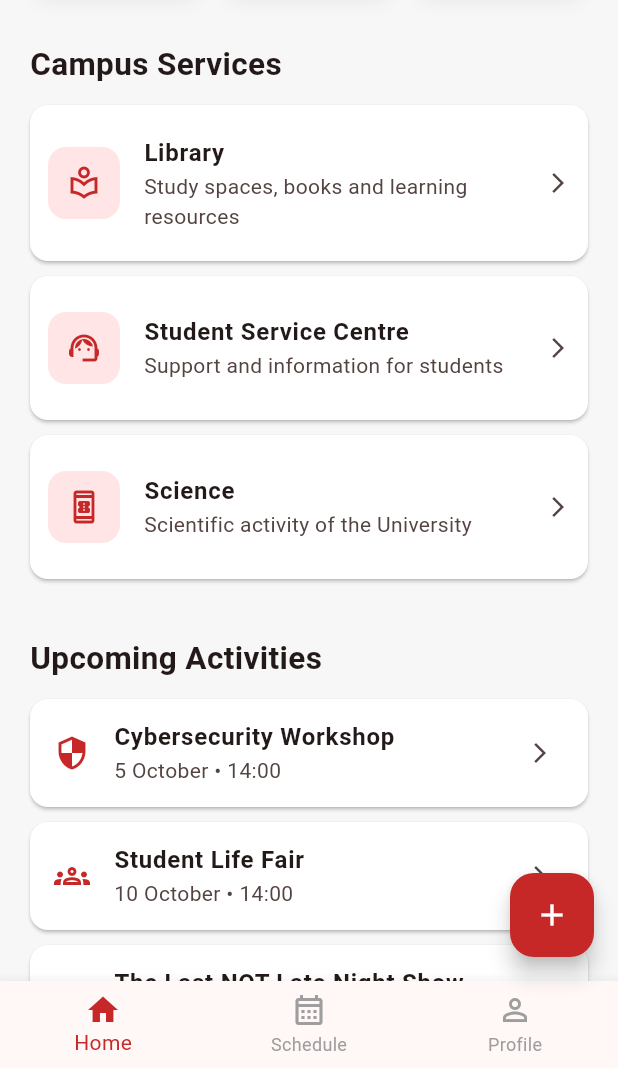
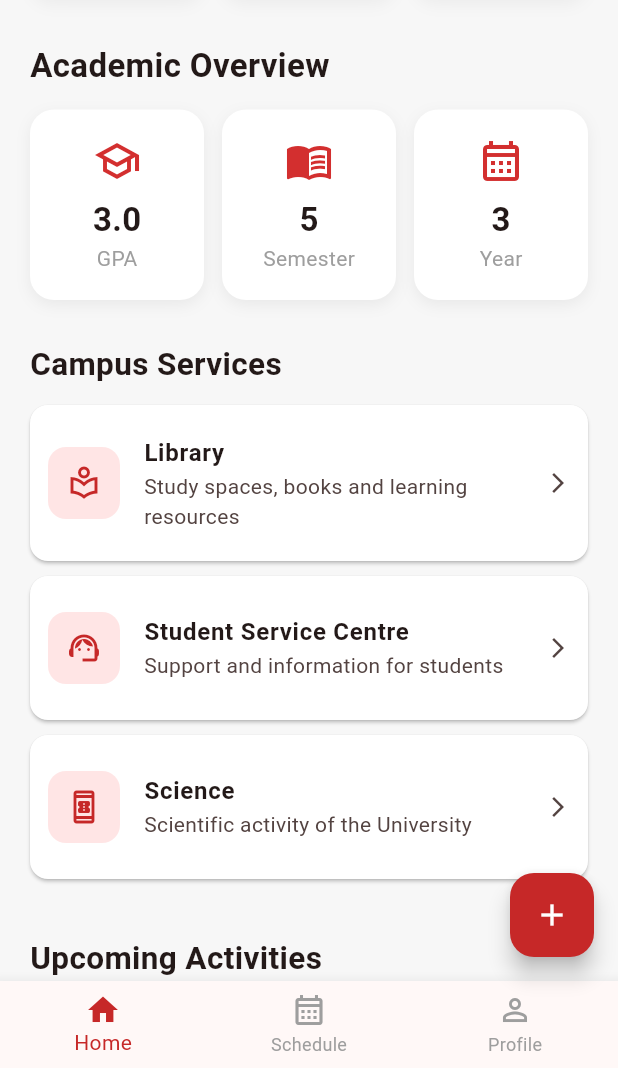
Before and after one commit to zclqxe/iitu-campus-app, a Flutter app: the screen it shows after launch, scrolled down 576 dp, on a phone screen of 412 x 824 dp, the part 168-1236 px from its top. Run offline on Flutter 3.47's test engine with Material 3 defaults, Android fonts, the phone set to English and light mode, and no system bars.

Commit message:
Update campus app

```diff
--- a/lib/main.dart
+++ b/lib/main.dart
@@ -473,6 +473,140 @@ class _CampusHomePageState extends State<CampusHomePage> {
           const SizedBox(height: 28),
 
           // CAMPUS SERVICES
+          // ACADEMIC OVERVIEW
+          const Text(
+            'Academic Overview',
+            style: TextStyle(
+              fontSize: 22,
+              fontWeight: FontWeight.bold,
+            ),
+          ),
+
+          const SizedBox(height: 14),
+
+          Row(
+            children: [
+              Expanded(
+                child: Container(
+                  padding: const EdgeInsets.all(18),
+                  decoration: BoxDecoration(
+                    color: Colors.white,
+                    borderRadius: BorderRadius.circular(16),
+                    boxShadow: [
+                      BoxShadow(
+                        color: Colors.black.withValues(alpha: 0.06),
+                        blurRadius: 8,
+                        offset: const Offset(0, 3),
+                      ),
+                    ],
+                  ),
+                  child: const Column(
+                    children: [
+                      Icon(
+                        Icons.school_outlined,
+                        color: Color(0xFFD32F2F),
+                        size: 32,
+                      ),
+                      SizedBox(height: 8),
+                      Text(
+                        '3.0',
+                        style: TextStyle(
+                          fontSize: 22,
+                          fontWeight: FontWeight.bold,
+                        ),
+                      ),
+                      Text(
+                        'GPA',
+                        style: TextStyle(color: Colors.grey),
+                      ),
+                    ],
+                  ),
+                ),
+              ),
+
+              const SizedBox(width: 12),
+
+              Expanded(
+                child: Container(
+                  padding: const EdgeInsets.all(18),
+                  decoration: BoxDecoration(
+                    color: Colors.white,
+                    borderRadius: BorderRadius.circular(16),
+                    boxShadow: [
+                      BoxShadow(
+                        color: Colors.black.withValues(alpha: 0.06),
+                        blurRadius: 8,
+                        offset: const Offset(0, 3),
+                      ),
+                    ],
+                  ),
+                  child: const Column(
+                    children: [
+                      Icon(
+                        Icons.menu_book_outlined,
+                        color: Color(0xFFD32F2F),
+                        size: 32,
+                      ),
+                      SizedBox(height: 8),
+                      Text(
+                        '5',
+                        style: TextStyle(
+                          fontSize: 22,
+                          fontWeight: FontWeight.bold,
+                        ),
+                      ),
+                      Text(
+                        'Semester',
+                        style: TextStyle(color: Colors.grey),
+                      ),
+                    ],
+                  ),
+                ),
+              ),
+
+              const SizedBox(width: 12),
+
+              Expanded(
+                child: Container(
+                  padding: const EdgeInsets.all(18),
+                  decoration: BoxDecoration(
+                    color: Colors.white,
+                    borderRadius: BorderRadius.circular(16),
+                    boxShadow: [
+                      BoxShadow(
+                        color: Colors.black.withValues(alpha: 0.06),
+                        blurRadius: 8,
+                        offset: const Offset(0, 3),
+                      ),
+                    ],
+                  ),
+                  child: const Column(
+                    children: [
+                      Icon(
+                        Icons.calendar_month_outlined,
+                        color: Color(0xFFD32F2F),
+                        size: 32,
+                      ),
+                      SizedBox(height: 8),
+                      Text(
+                        '3',
+                        style: TextStyle(
+                          fontSize: 22,
+                          fontWeight: FontWeight.bold,
+                        ),
+                      ),
+                      Text(
+                        'Year',
+                        style: TextStyle(color: Colors.grey),
+                      ),
+                    ],
+                  ),
+                ),
+              ),
+            ],
+          ),
+
+          const SizedBox(height: 28),
           const Text(
             'Campus Services',
             style: TextStyle(
```
